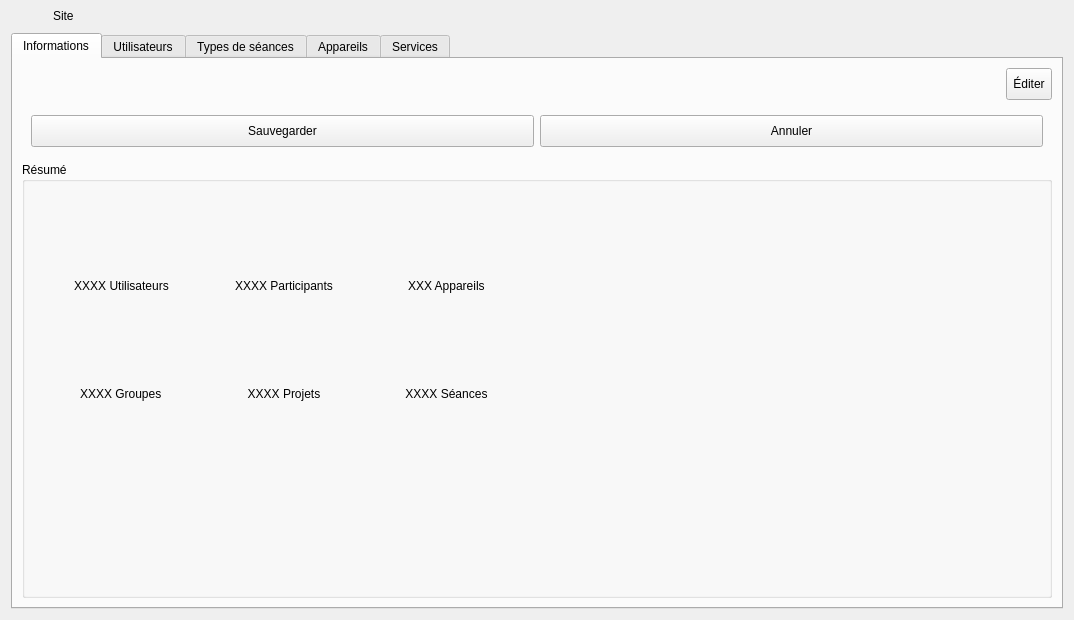
Above: client/src/editors/SiteWidget.ui from introlab/openteraplus before the change. Below: the same form after it.
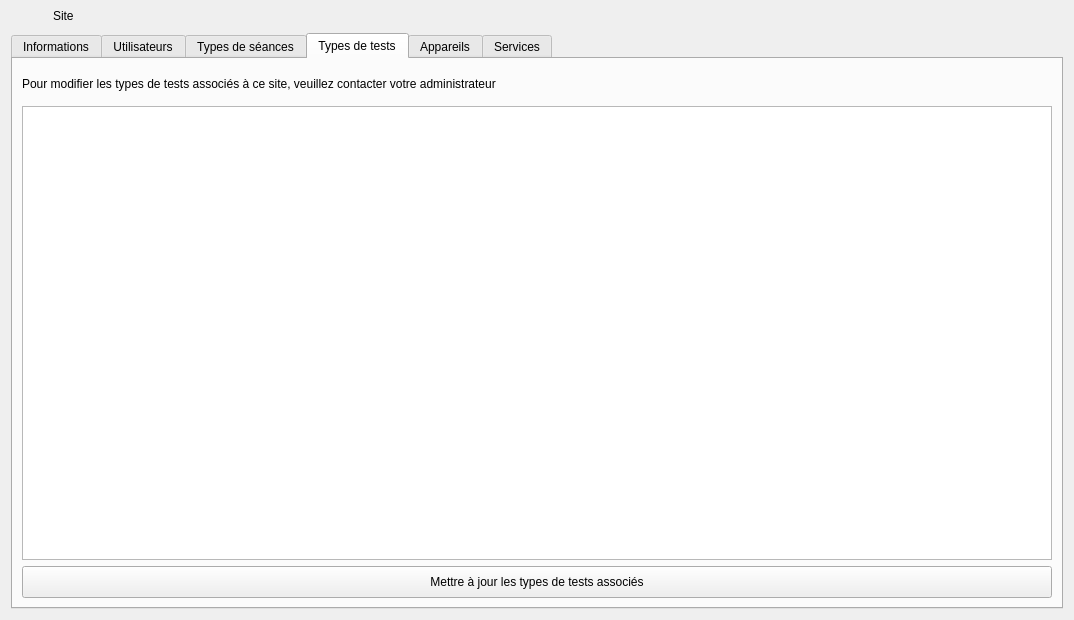
That is the form after the change. Icons and pictures are not drawn. Custom widgets are drawn as their Qt base class.

Commit message: Refs #90. Added test types management to site widget.

The edit to the form file:
```diff
--- a/client/src/editors/SiteWidget.ui
+++ b/client/src/editors/SiteWidget.ui
@@ -80,7 +80,7 @@
       </sizepolicy>
      </property>
      <property name="currentIndex">
-      <number>0</number>
+      <number>3</number>
      </property>
      <property name="iconSize">
       <size>
@@ -854,6 +854,85 @@
        </item>
       </layout>
      </widget>
+     <widget class="QWidget" name="tabTestTypes">
+      <attribute name="icon">
+       <iconset resource="../../resources/TeraClient.qrc">
+        <normaloff>:/icons/test_type.png</normaloff>:/icons/test_type.png</iconset>
+      </attribute>
+      <attribute name="title">
+       <string>Types de tests</string>
+      </attribute>
+      <layout class="QVBoxLayout" name="verticalLayout_8">
+       <item>
+        <layout class="QHBoxLayout" name="horizontalLayout_7">
+         <item>
+          <widget class="QLabel" name="lblAdminTestTypes">
+           <property name="minimumSize">
+            <size>
+             <width>0</width>
+             <height>32</height>
+            </size>
+           </property>
+           <property name="text">
+            <string>Pour modifier les types de tests associés à ce site, veuillez contacter votre administrateur</string>
+           </property>
+          </widget>
+         </item>
+        </layout>
+       </item>
+       <item>
+        <widget class="QListWidget" name="lstTestTypes">
+         <property name="focusPolicy">
+          <enum>Qt::NoFocus</enum>
+         </property>
+         <property name="editTriggers">
+          <set>QAbstractItemView::NoEditTriggers</set>
+         </property>
+         <property name="selectionMode">
+          <enum>QAbstractItemView::NoSelection</enum>
+         </property>
+         <property name="selectionBehavior">
+          <enum>QAbstractItemView::SelectRows</enum>
+         </property>
+         <property name="iconSize">
+          <size>
+           <width>24</width>
+           <height>24</height>
+          </size>
+         </property>
+         <property name="selectionRectVisible">
+          <bool>false</bool>
+         </property>
+        </widget>
+       </item>
+       <item>
+        <widget class="QPushButton" name="btnUpdateTestTypes">
+         <property name="minimumSize">
+          <size>
+           <width>0</width>
+           <height>32</height>
+          </size>
+         </property>
+         <property name="cursor">
+          <cursorShape>PointingHandCursor</cursorShape>
+         </property>
+         <property name="text">
+          <string>Mettre à jour les types de tests associés</string>
+         </property>
+         <property name="icon">
+          <iconset resource="../../resources/TeraClient.qrc">
+           <normaloff>:/icons/save.png</normaloff>:/icons/save.png</iconset>
+         </property>
+         <property name="iconSize">
+          <size>
+           <width>24</width>
+           <height>24</height>
+          </size>
+         </property>
+        </widget>
+       </item>
+      </layout>
+     </widget>
      <widget class="QWidget" name="tabDevices">
       <attribute name="icon">
        <iconset resource="../../resources/TeraClient.qrc">
```
Left out of the diff: 16 changed lines with no effect on the pictures. The commit also changes 4 other files.
